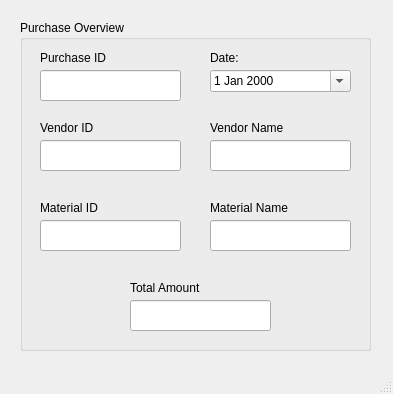
Qt form Screens/ViewPurchase.ui (basil-ali-khan/Inventory-Management-System) before a commit.
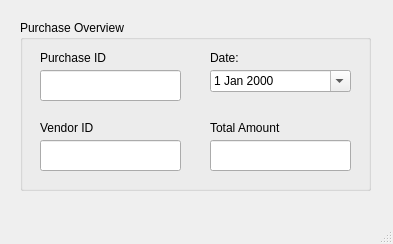
The same form after that commit.

Commit message: Purchase screen is fully functional now

Patch:
```diff
--- a/Screens/ViewPurchase.ui
+++ b/Screens/ViewPurchase.ui
@@ -7,7 +7,7 @@
     <x>0</x>
     <y>0</y>
     <width>393</width>
-    <height>394</height>
+    <height>244</height>
    </rect>
   </property>
   <property name="windowTitle">
@@ -20,7 +20,7 @@
       <x>20</x>
       <y>20</y>
       <width>351</width>
-      <height>331</height>
+      <height>171</height>
      </rect>
     </property>
     <property name="title">
@@ -98,34 +98,11 @@
       <bool>true</bool>
      </property>
     </widget>
-    <widget class="QLabel" name="label">
-     <property name="geometry">
-      <rect>
-       <x>190</x>
-       <y>100</y>
-       <width>91</width>
-       <height>16</height>
-      </rect>
-     </property>
-     <property name="text">
-      <string>Vendor Name</string>
-     </property>
-    </widget>
-    <widget class="QLineEdit" name="viewVendorName">
-     <property name="geometry">
-      <rect>
-       <x>190</x>
-       <y>120</y>
-       <width>141</width>
-       <height>31</height>
-      </rect>
-     </property>
-    </widget>
     <widget class="QLabel" name="label_3">
      <property name="geometry">
       <rect>
-       <x>110</x>
-       <y>260</y>
+       <x>190</x>
+       <y>100</y>
        <width>91</width>
        <height>16</height>
       </rect>
@@ -137,57 +114,14 @@
     <widget class="QLineEdit" name="viewTotalAmount">
      <property name="geometry">
       <rect>
-       <x>110</x>
-       <y>280</y>
-       <width>141</width>
-       <height>31</height>
-      </rect>
-     </property>
-    </widget>
-    <widget class="QLineEdit" name="viewMaterialName">
-     <property name="geometry">
-      <rect>
        <x>190</x>
-       <y>200</y>
+       <y>120</y>
        <width>141</width>
        <height>31</height>
       </rect>
      </property>
-    </widget>
-    <widget class="QLineEdit" name="viewMaterialId">
-     <property name="geometry">
-      <rect>
-       <x>20</x>
-       <y>200</y>
-       <width>141</width>
-       <height>31</height>
-      </rect>
-     </property>
-    </widget>
-    <widget class="QLabel" name="label_6">
-     <property name="geometry">
-      <rect>
-       <x>20</x>
-       <y>180</y>
-       <width>81</width>
-       <height>16</height>
-      </rect>
-     </property>
-     <property name="text">
-      <string>Material ID</string>
-     </property>
-    </widget>
-    <widget class="QLabel" name="label_7">
-     <property name="geometry">
-      <rect>
-       <x>190</x>
-       <y>180</y>
-       <width>91</width>
-       <height>16</height>
-      </rect>
-     </property>
-     <property name="text">
-      <string>Material Name</string>
+     <property name="alignment">
+      <set>Qt::AlignCenter</set>
      </property>
     </widget>
    </widget>
```
Left out of the diff: 6 changed lines with no effect on the pictures. The commit also changes 5 other files.
